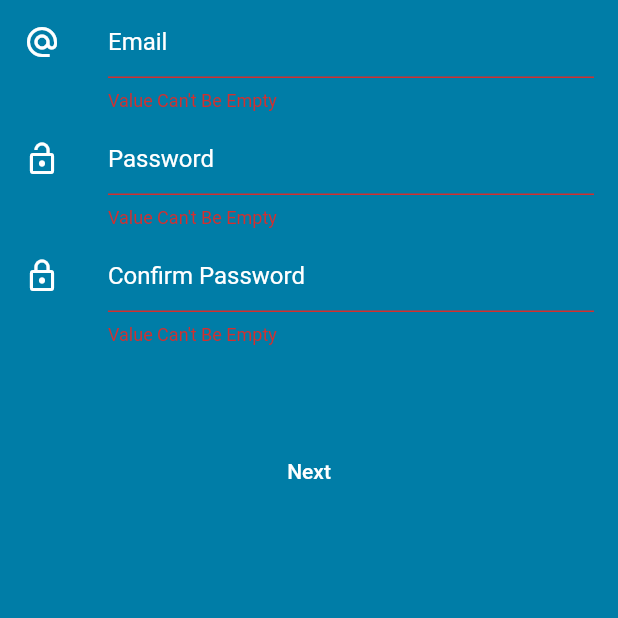
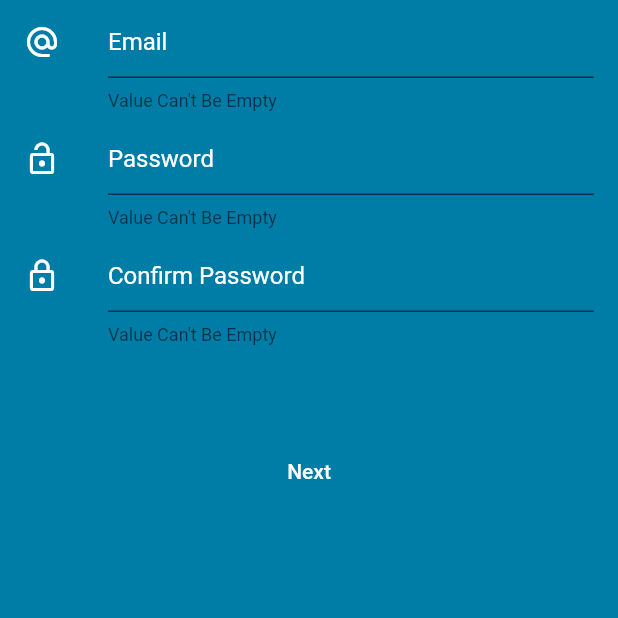
Before and after one commit to coachingappteam/coaching, a Flutter app: the CreateAccount screen opened directly, after a tap on "Next", on a phone screen of 412 x 824 dp, the top half of it. Run offline on Flutter 3.47's test engine with Material 2 defaults, Android fonts, the phone set to English and light mode, and no system bars; our stand-ins replace flutter_datetime_picker.

Commit message:
Finished create account and sign in constraints. Next, connect it with http request

```diff
--- a/lib/auth/create_account.dart
+++ b/lib/auth/create_account.dart
@@ -48,7 +48,7 @@ class _CreateAccountState extends State<CreateAccount> {
   ];
 
   void nextForm() {
-    var copyV  = _textValidations;
+    var copyV = _textValidations;
     var isTextEmpty = false;
     for (int i = 0; i < controllers[_firstIndex].length; i++) {
       var str = controllers[_firstIndex][i].text;
@@ -69,8 +69,7 @@ class _CreateAccountState extends State<CreateAccount> {
           _firstIndex++;
         });
       }
-    }
-    else{
+    } else {
       setState(() {
         _textValidations = copyV;
       });
@@ -83,6 +82,10 @@ class _CreateAccountState extends State<CreateAccount> {
         _firstIndex--;
       });
     }
+  }
+
+  bool obscureText(){
+    return _firstIndex == 0;
   }
 
   @override
@@ -158,7 +161,15 @@ class _CreateAccountState extends State<CreateAccount> {
                 labelStyle: TextStyle(color: Colors.white),
                 hintText: createQuestions[_firstIndex][0],
                 hintStyle: TextStyle(color: Colors.white),
-                errorText: !_textValidations[_firstIndex][0] ? 'Value Can\'t Be Empty' : null,
+                errorStyle: TextStyle(color: MainColor().darkMainColor()),
+                errorBorder: UnderlineInputBorder(
+                  borderSide: BorderSide(
+                    color: MainColor().darkMainColor(),
+                  ),
+                ),
+                errorText: !_textValidations[_firstIndex][0]
+                    ? 'Value Can\'t Be Empty'
+                    : null,
               ),
             ),
           ),
@@ -167,11 +178,20 @@ class _CreateAccountState extends State<CreateAccount> {
             title: TextField(
               style: TextStyle(color: Colors.white),
               controller: controllers[_firstIndex][1],
+              obscureText: obscureText(),
               decoration: InputDecoration(
                 labelStyle: TextStyle(color: Colors.white),
                 hintText: createQuestions[_firstIndex][1],
                 hintStyle: TextStyle(color: Colors.white),
-                errorText: !_textValidations[_firstIndex][1] ? 'Value Can\'t Be Empty' : null,
+                errorStyle: TextStyle(color: MainColor().darkMainColor()),
+                errorBorder: UnderlineInputBorder(
+                  borderSide: BorderSide(
+                    color: MainColor().darkMainColor(),
+                  ),
+                ),
+                errorText: !_textValidations[_firstIndex][1]
+                    ? 'Value Can\'t Be Empty'
+                    : null,
               ),
             ),
           ),
@@ -179,12 +199,21 @@ class _CreateAccountState extends State<CreateAccount> {
             leading: createIcons[_firstIndex][2],
             title: TextField(
               style: TextStyle(color: Colors.white),
+              obscureText: obscureText(),
               controller: controllers[_firstIndex][2],
               decoration: InputDecoration(
                 labelStyle: TextStyle(color: Colors.white),
                 hintText: createQuestions[_firstIndex][2],
                 hintStyle: TextStyle(color: Colors.white),
-                errorText: !_textValidations[_firstIndex][2] ? 'Value Can\'t Be Empty' : null,
+                errorStyle: TextStyle(color: MainColor().darkMainColor()),
+                errorBorder: UnderlineInputBorder(
+                  borderSide: BorderSide(
+                    color: MainColor().darkMainColor(),
+                  ),
+                ),
+                errorText: !_textValidations[_firstIndex][2]
+                    ? 'Value Can\'t Be Empty'
+                    : null,
               ),
             ),
           ),
```
Also changed, not shown: lib/auth/sign_in.dart (+47 -6 lines).
